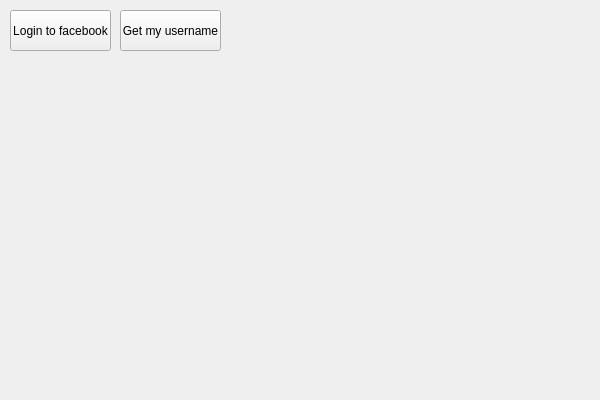
Before: the Qt Designer form mainwindow.ui in brik/facebrick, drawn with Qt 5.
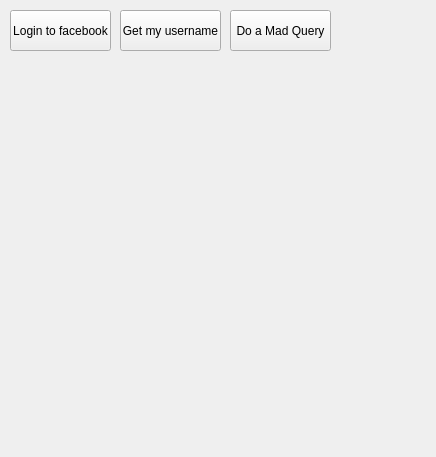
After: the same form once the commit is applied.

Patch:
```diff
--- a/mainwindow.ui
+++ b/mainwindow.ui
@@ -6,8 +6,8 @@
    <rect>
     <x>0</x>
     <y>0</y>
-    <width>600</width>
-    <height>400</height>
+    <width>436</width>
+    <height>457</height>
    </rect>
   </property>
   <property name="windowTitle">
@@ -40,6 +40,19 @@
      <string>Get my username</string>
     </property>
    </widget>
+   <widget class="QPushButton" name="pushButton_3">
+    <property name="geometry">
+     <rect>
+      <x>230</x>
+      <y>10</y>
+      <width>101</width>
+      <height>41</height>
+     </rect>
+    </property>
+    <property name="text">
+     <string>Do a Mad Query</string>
+    </property>
+   </widget>
   </widget>
  </widget>
  <layoutdefault spacing="6" margin="11"/>
```
